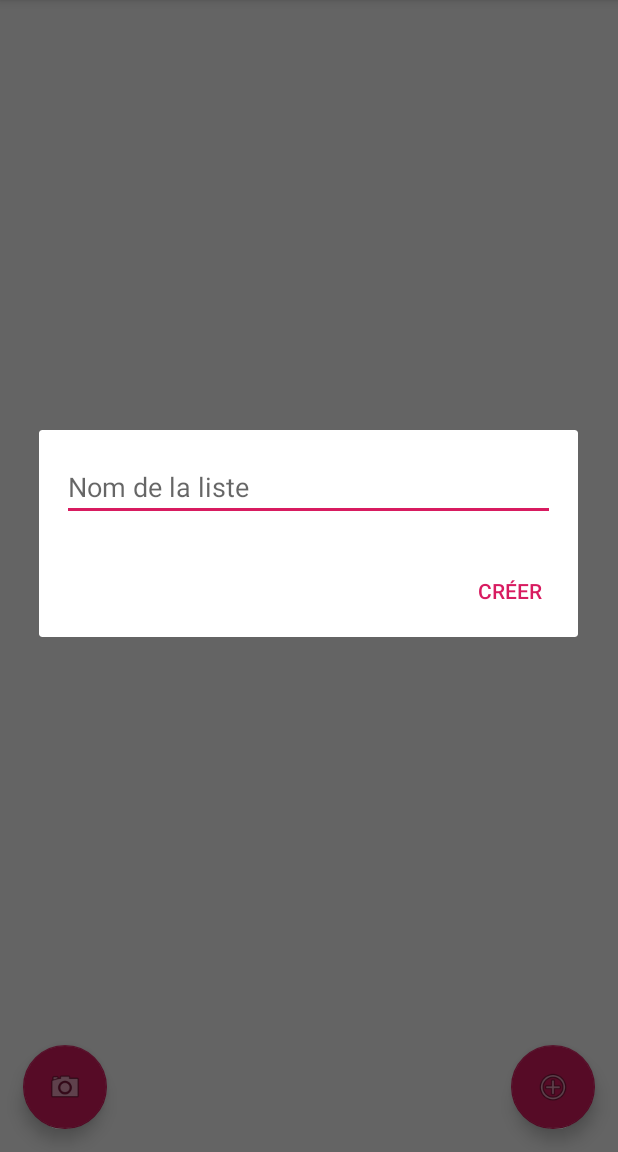
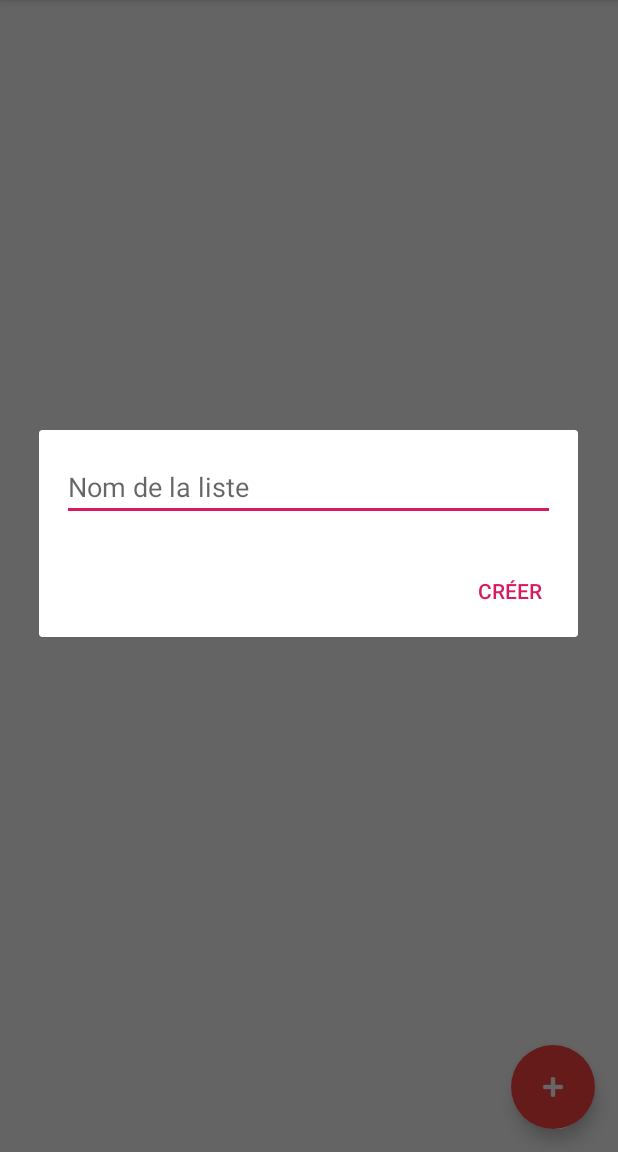
Before and after one commit to NathanLabbe/BuyingListOCR, an Android app: the screen it shows after launch (MainActivity), after a tap on an icon or button, on a phone screen of 412 x 824 dp, the part 84-1236 px from its top. Run offline under Robolectric (Android 15) with nearby library versions, the phone set to English and light mode, and no system bars.

Commit message:
Suppression bouton photo main activity, + début personnalisation listView

```diff
--- a/app/src/main/AndroidManifest.xml
+++ b/app/src/main/AndroidManifest.xml
@@ -1,5 +1,6 @@
 <?xml version="1.0" encoding="utf-8"?>
 <manifest xmlns:android="http://schemas.android.com/apk/res/android"
+    xmlns:tools="http://schemas.android.com/tools"
     package="com.example.buyinglistocr">
 
     <uses-permission android:name="android.permission.WRITE_EXTERNAL_STORAGE" />
@@ -14,9 +15,12 @@
         android:label="@string/app_name"
         android:roundIcon="@mipmap/ic_launcher_round"
         android:supportsRtl="true"
-        android:theme="@style/AppTheme">
+        android:theme="@style/AppTheme"
+        tools:ignore="GoogleAppIndexingWarning">
         <activity
             android:name=".controller.ListView"
+            android:parentActivityName=".controller.MainActivity"
+
             />
         <activity android:name=".controller.ModifyElement"
             android:parentActivityName=".controller.ListView"
--- a/app/src/main/java/com/example/buyinglistocr/controller/ListView.java
+++ b/app/src/main/java/com/example/buyinglistocr/controller/ListView.java
@@ -49,6 +49,7 @@ public class ListView extends AppCompatActivity {
     android.widget.ListView listView;
 
 
+
     //LISTE DE STRING QUI SERVIRA COMME LISTE D'ITEMS
     ArrayList<String> listItems = new ArrayList<String>();
 
@@ -74,6 +75,10 @@ public class ListView extends AppCompatActivity {
         setContentView(R.layout.activity_list_view);
 
         productDAO = new ProductDAO(ListView.this);
+
+        //AFFICHE LE BOUTON SUR L'ACTIONBAR
+        getSupportActionBar().setTitle("ListView");
+        getSupportActionBar().setDisplayHomeAsUpEnabled(true);
 
         //AFFICHAGE DES REFERENCES
         addNewItem = findViewById(R.id.activity_main_activity_add_new_item);
--- a/app/src/main/java/com/example/buyinglistocr/controller/MainActivity.java
+++ b/app/src/main/java/com/example/buyinglistocr/controller/MainActivity.java
@@ -66,21 +66,6 @@ public class MainActivity extends AppCompatActivity {
 
         });
 
-        // Define the buttonCamera
-        FloatingActionButton buttonCamera = findViewById(R.id.buttonCamera);
-        buttonCamera.setOnClickListener(new View.OnClickListener() {
-
-            @Override
-            public void onClick(View view) {
-
-                // Start the new activity
-                Intent intent = new Intent(MainActivity.this, AppareilPhoto.class);
-                startActivity(intent);
-
-
-            }
-
-        });
 
     }
 
--- a/app/src/main/res/layout/activity_main.xml
+++ b/app/src/main/res/layout/activity_main.xml
@@ -18,14 +18,9 @@
         android:layout_height="wrap_content"
         android:layout_gravity="bottom|end"
         android:layout_margin="15dp"
-        app:srcCompat="@android:drawable/ic_menu_add" />
-
-    <android.support.design.widget.FloatingActionButton
-        android:id="@+id/buttonCamera"
-        android:layout_width="wrap_content"
-        android:layout_height="wrap_content"
-        android:layout_gravity="bottom|left"
-        android:layout_margin="15dp"
-        app:srcCompat="@android:drawable/ic_menu_camera" />
+        app:srcCompat="@android:drawable/ic_input_add"
+        app:borderWidth="0dp"
+        android:tint="@android:color/white"
+        android:backgroundTint="@android:color/holo_red_light"/>
 
 </android.support.design.widget.CoordinatorLayout>
```
Also changed, not shown: app/src/main/res/layout/list_cell.xml (added, +24 -0 lines).
